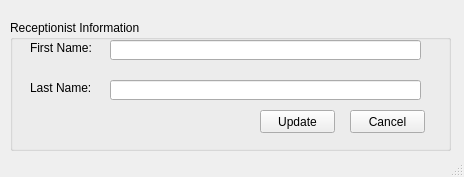
This is Screens/Admin UpdateReceptionist.ui in RaahimHash/DBMS-Project-UHU-Clinic as Qt 5 draws it before an edit. The edited form follows.
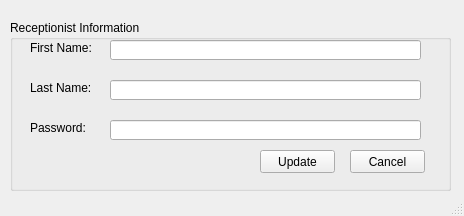
This is the edited form.

```diff
--- a/Screens/Admin UpdateReceptionist.ui
+++ b/Screens/Admin UpdateReceptionist.ui
@@ -10,7 +10,7 @@
     <x>0</x>
     <y>0</y>
     <width>464</width>
-    <height>177</height>
+    <height>216</height>
    </rect>
   </property>
   <property name="windowTitle">
@@ -23,7 +23,7 @@
       <x>10</x>
       <y>20</y>
       <width>441</width>
-      <height>131</height>
+      <height>171</height>
      </rect>
     </property>
     <property name="title">
@@ -72,7 +72,7 @@
      <property name="geometry">
       <rect>
        <x>250</x>
-       <y>90</y>
+       <y>130</y>
        <width>75</width>
        <height>23</height>
       </rect>
@@ -85,7 +85,7 @@
      <property name="geometry">
       <rect>
        <x>340</x>
-       <y>90</y>
+       <y>130</y>
        <width>75</width>
        <height>23</height>
       </rect>
@@ -107,6 +107,32 @@
       <bool>false</bool>
      </property>
     </widget>
+    <widget class="QLabel" name="label_3">
+     <property name="geometry">
+      <rect>
+       <x>20</x>
+       <y>100</y>
+       <width>81</width>
+       <height>16</height>
+      </rect>
+     </property>
+     <property name="text">
+      <string>Password:</string>
+     </property>
+    </widget>
+    <widget class="QLineEdit" name="linePassword">
+     <property name="geometry">
+      <rect>
+       <x>100</x>
+       <y>100</y>
+       <width>311</width>
+       <height>20</height>
+      </rect>
+     </property>
+     <property name="readOnly">
+      <bool>false</bool>
+     </property>
+    </widget>
    </widget>
   </widget>
   <widget class="QStatusBar" name="statusbar"/>
```
